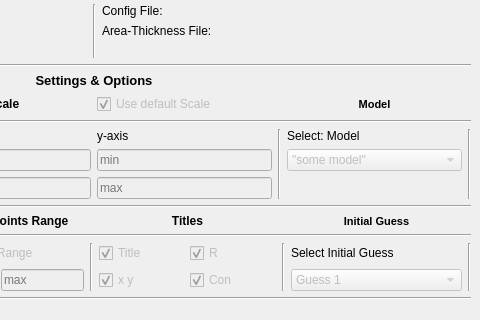
First picture: the form in antranik/view/main_view.ui, repository abdullahsumbal/data-analysis, before the edit; both pictures show x 292 to 772 and y 147 to 467 of the 772 by 567 pixel window.
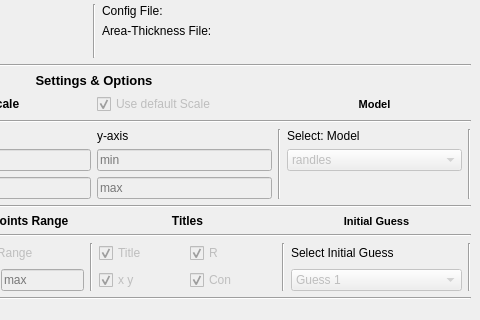
Second picture: the form after the edit.

```diff
--- a/antranik/view/main_view.ui
+++ b/antranik/view/main_view.ui
@@ -182,12 +182,7 @@
           </property>
           <item>
            <property name="text">
-            <string>&quot;some model&quot;</string>
-           </property>
-          </item>
-          <item>
-           <property name="text">
-            <string>some model2</string>
+            <string>randles</string>
            </property>
           </item>
          </widget>
```
